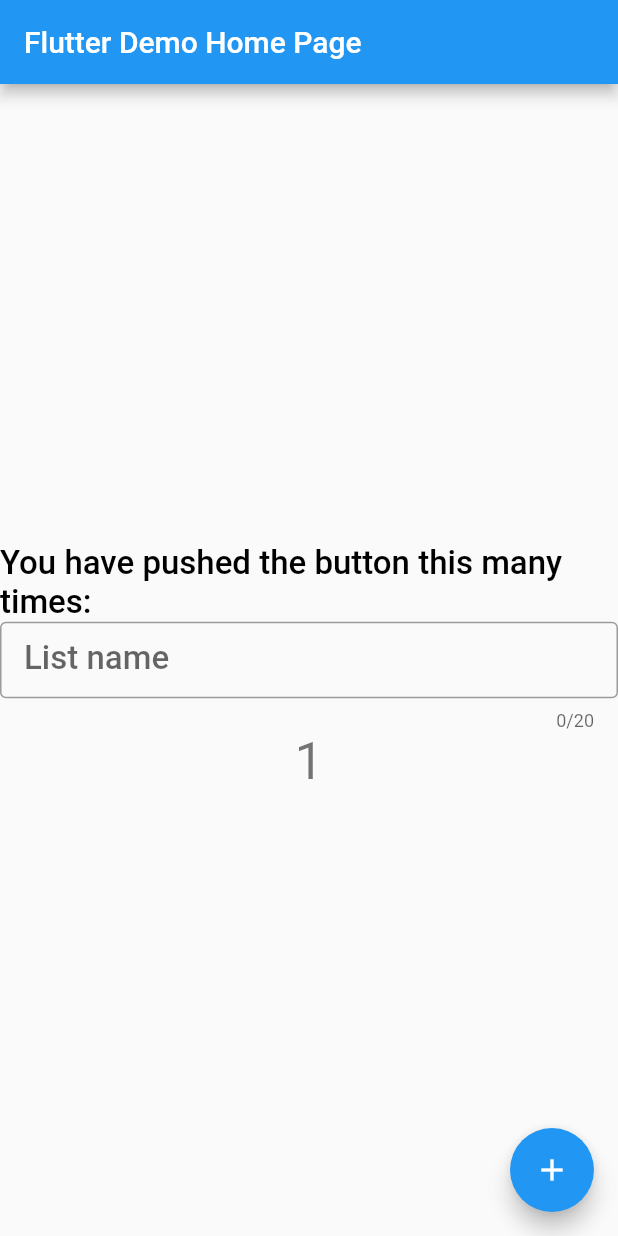
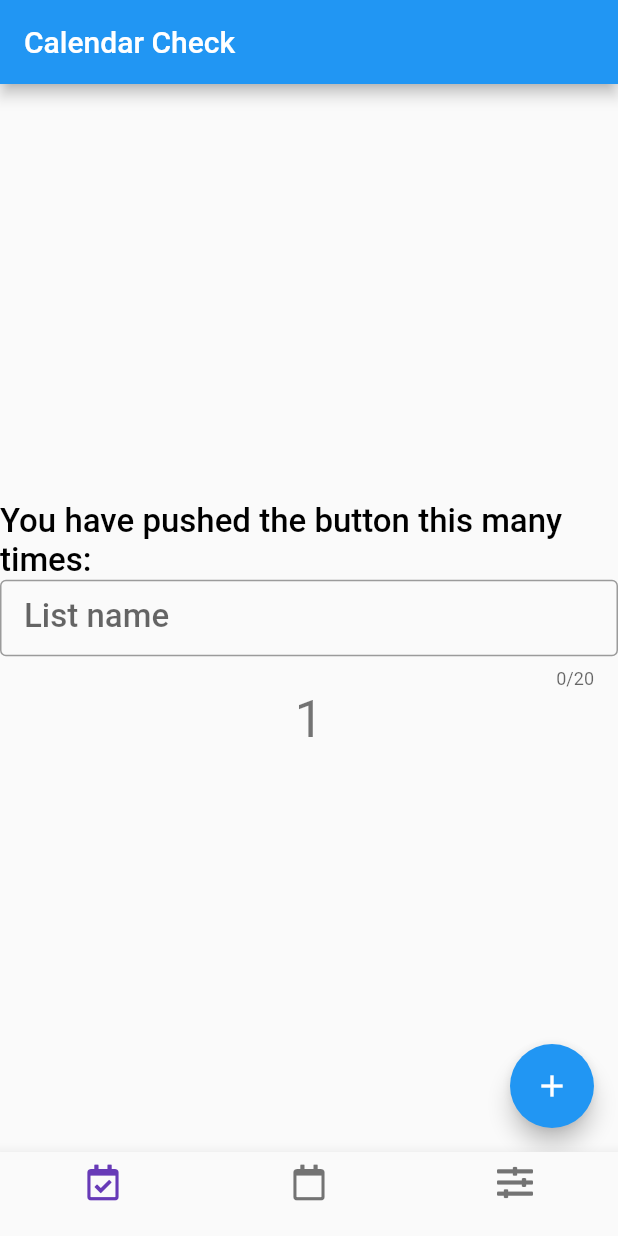
Before and after one commit to phodal-archive/flutter-boilerplate, a Flutter app: the screen it shows after launch, after a tap on the "add" icon, on a phone screen of 412 x 824 dp. Run offline on Flutter 3.47's test engine with Material 2 defaults, Android fonts, the phone set to English and light mode, and no system bars; our stand-ins replace font_awesome_flutter.

```diff
--- a/lib/main.dart
+++ b/lib/main.dart
@@ -1,28 +1,79 @@
 import 'package:flutter/material.dart';
+import 'package:flutter/services.dart';
 
-import 'package:my_app/pages/my_home_page.dart';
+import 'package:font_awesome_flutter/font_awesome_flutter.dart';
+
+import 'package:moPass/pages/my_home_page.dart';
 
 void main() => runApp(MyApp());
 
 class MyApp extends StatelessWidget {
-  // This widget is the root of your application.
   @override
   Widget build(BuildContext context) {
     return MaterialApp(
-      title: 'Flutter Demo',
+      title: 'moPass',
       theme: ThemeData(
-        // This is the theme of your application.
-        //
-        // Try running your application with "flutter run". You'll see the
-        // application has a blue toolbar. Then, without quitting the app, try
-        // changing the primarySwatch below to Colors.green and then invoke
-        // "hot reload" (press "r" in the console where you ran "flutter run",
-        // or simply save your changes to "hot reload" in a Flutter IDE).
-        // Notice that the counter didn't reset back to zero; the application
-        // is not restarted.
         primarySwatch: Colors.blue,
       ),
-      home: MyHomePage(title: 'Flutter Demo Home Page'),
+      home: HomePage(),
     );
   }
 }
+
+class HomePage extends StatefulWidget {
+  @override
+  State<StatefulWidget> createState() => _HomePageState();
+}
+
+class _HomePageState extends State<HomePage>
+    with SingleTickerProviderStateMixin {
+  int _currentIndex = 1;
+
+  final List<Widget> _children = [
+    MyHomePage(title: 'Calendar Check', index: '1'),
+    MyHomePage(title: 'Calendar', index: '2'),
+    MyHomePage(title: 'Sliders', index: '3')
+  ];
+
+  @override
+  Widget build(BuildContext context) {
+    return Scaffold(
+      bottomNavigationBar: BottomNavigationBar(
+        onTap: onTabTapped,
+        currentIndex: _currentIndex,
+        fixedColor: Colors.deepPurple,
+        items: <BottomNavigationBarItem>[
+          BottomNavigationBarItem(
+              icon: new Icon(FontAwesomeIcons.calendarCheck),
+              title: new Text("")),
+          BottomNavigationBarItem(
+              icon: new Icon(FontAwesomeIcons.calendar), title: new Text("")),
+          BottomNavigationBarItem(
+              icon: new Icon(FontAwesomeIcons.slidersH), title: new Text(""))
+        ],
+      ),
+      body: _children[_currentIndex],
+    );
+  }
+
+  @override
+  void dispose() {
+    super.dispose();
+  }
+
+  @override
+  void initState() {
+    super.initState();
+
+    SystemChrome.setPreferredOrientations([
+      DeviceOrientation.portraitUp,
+      DeviceOrientation.portraitDown,
+    ]);
+  }
+
+  void onTabTapped(int index) {
+    setState(() {
+      _currentIndex = index;
+    });
+  }
+}
--- a/lib/pages/my_home_page.dart
+++ b/lib/pages/my_home_page.dart
@@ -1,8 +1,9 @@
 import 'package:flutter/material.dart';
 
 class MyHomePage extends StatefulWidget {
-  MyHomePage({Key key, this.title}) : super(key: key);
+  MyHomePage({Key key, this.title, this.index}) : super(key: key);
   final String title;
+  final String index;
 
   @override
   _MyHomePageState createState() => _MyHomePageState();
```
Also changed, not shown: pubspec.yaml (+2 -5 lines), 1 other file.
